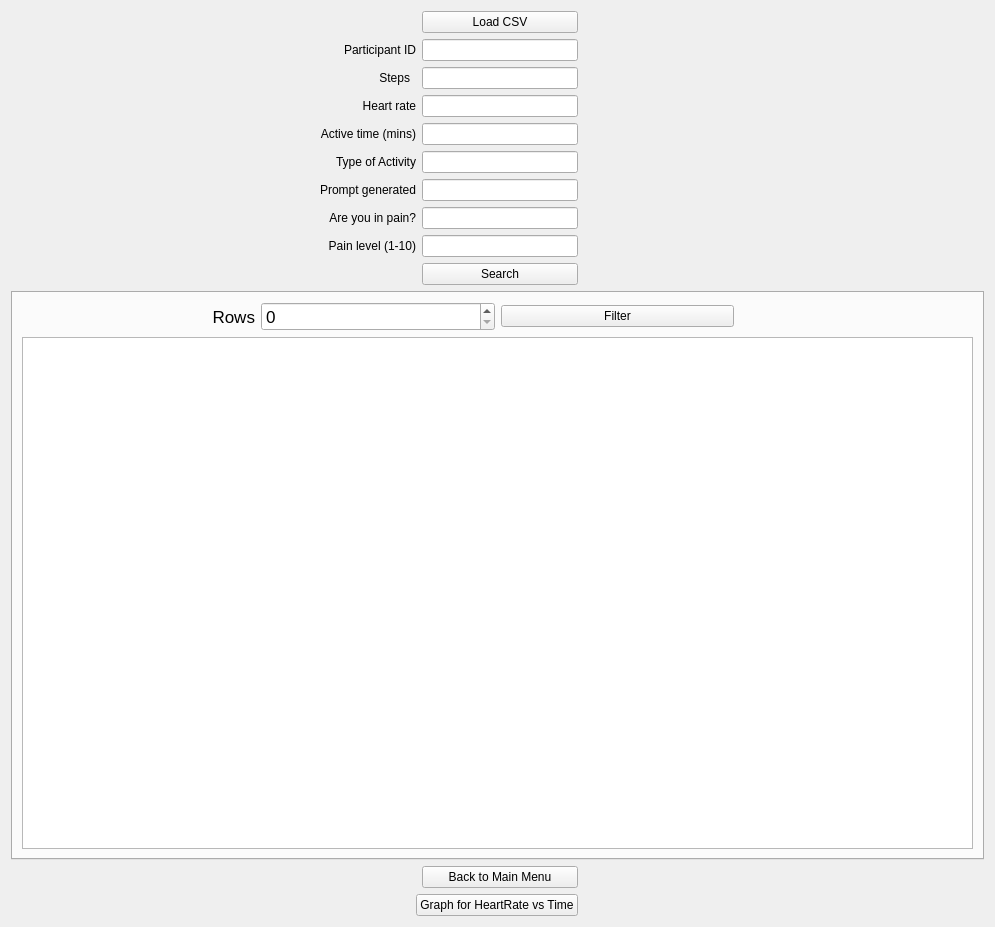
Above: PyQT/UI/DataView.ui from zakerl/Capstone_Project before the change. Below: the same form after it.
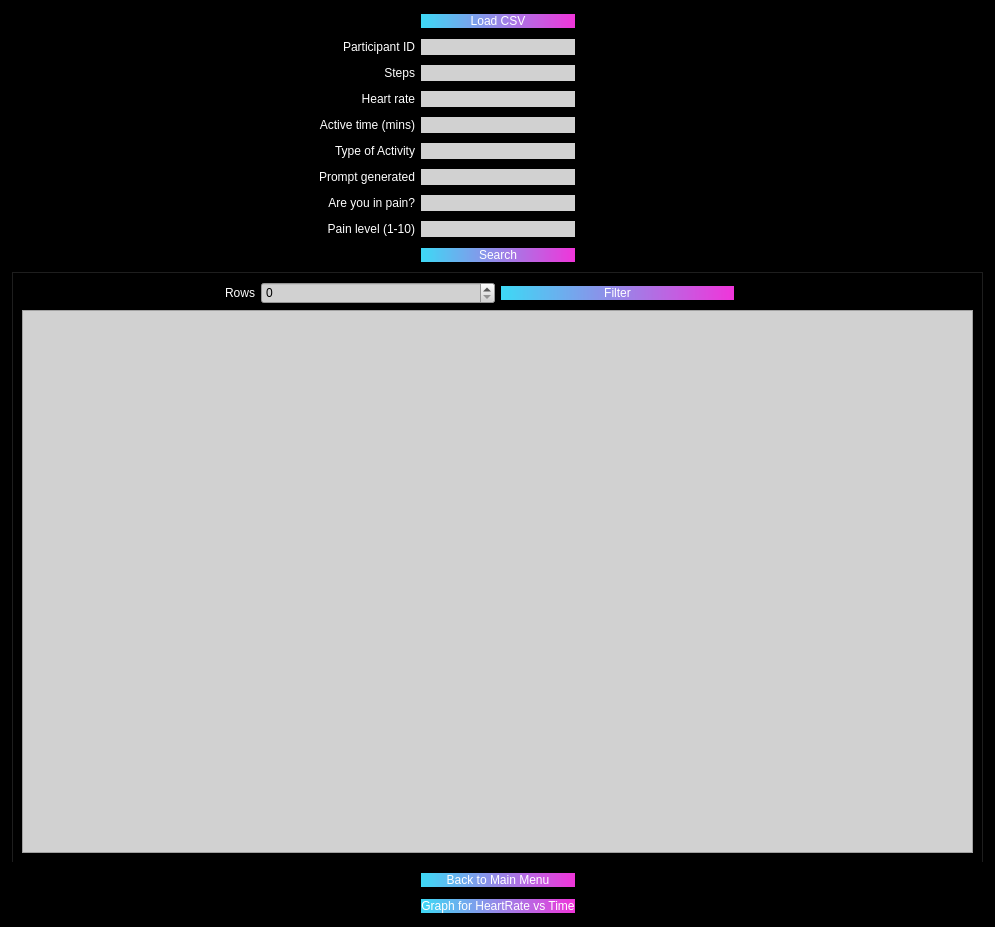
That is the form after the change.

Commit message: Dataview UI consistent

Diff of the .ui file:
```diff
--- a/PyQT/UI/DataView.ui
+++ b/PyQT/UI/DataView.ui
@@ -14,149 +14,12 @@
    <string>Data View</string>
   </property>
   <property name="styleSheet">
-   <string notr="true"/>
+   <string notr="true">background-color: rgb(0, 0, 0);</string>
   </property>
   <layout class="QGridLayout" name="gridLayout_3">
    <item row="0" column="0">
     <layout class="QGridLayout" name="gridLayout">
-     <item row="0" column="2">
-      <spacer name="horizontalSpacer_3">
-       <property name="orientation">
-        <enum>Qt::Horizontal</enum>
-       </property>
-       <property name="sizeHint" stdset="0">
-        <size>
-         <width>40</width>
-         <height>20</height>
-        </size>
-       </property>
-      </spacer>
-     </item>
-     <item row="0" column="4">
-      <widget class="QPushButton" name="LoadData">
-       <property name="text">
-        <string>Load CSV</string>
-       </property>
-      </widget>
-     </item>
-     <item row="0" column="5">
-      <spacer name="horizontalSpacer">
-       <property name="orientation">
-        <enum>Qt::Horizontal</enum>
-       </property>
-       <property name="sizeHint" stdset="0">
-        <size>
-         <width>40</width>
-         <height>20</height>
-        </size>
-       </property>
-      </spacer>
-     </item>
-     <item row="1" column="1">
-      <spacer name="horizontalSpacer_4">
-       <property name="orientation">
-        <enum>Qt::Horizontal</enum>
-       </property>
-       <property name="sizeHint" stdset="0">
-        <size>
-         <width>40</width>
-         <height>20</height>
-        </size>
-       </property>
-      </spacer>
-     </item>
-     <item row="1" column="2" colspan="2">
-      <widget class="QLabel" name="label_2">
-       <property name="text">
-        <string>Participant ID</string>
-       </property>
-       <property name="alignment">
-        <set>Qt::AlignRight|Qt::AlignTrailing|Qt::AlignVCenter</set>
-       </property>
-      </widget>
-     </item>
-     <item row="1" column="4">
-      <widget class="QLineEdit" name="IDLabel"/>
-     </item>
-     <item row="1" column="6">
-      <spacer name="horizontalSpacer_11">
-       <property name="orientation">
-        <enum>Qt::Horizontal</enum>
-       </property>
-       <property name="sizeHint" stdset="0">
-        <size>
-         <width>40</width>
-         <height>20</height>
-        </size>
-       </property>
-      </spacer>
-     </item>
-     <item row="2" column="1">
-      <spacer name="horizontalSpacer_5">
-       <property name="orientation">
-        <enum>Qt::Horizontal</enum>
-       </property>
-       <property name="sizeHint" stdset="0">
-        <size>
-         <width>40</width>
-         <height>20</height>
-        </size>
-       </property>
-      </spacer>
-     </item>
-     <item row="2" column="2">
-      <widget class="QLabel" name="label_5">
-       <property name="text">
-        <string>Steps</string>
-       </property>
-       <property name="alignment">
-        <set>Qt::AlignRight|Qt::AlignTrailing|Qt::AlignVCenter</set>
-       </property>
-      </widget>
-     </item>
-     <item row="2" column="4">
-      <widget class="QLineEdit" name="StepsLabel"/>
-     </item>
-     <item row="2" column="6">
-      <spacer name="horizontalSpacer_9">
-       <property name="orientation">
-        <enum>Qt::Horizontal</enum>
-       </property>
-       <property name="sizeHint" stdset="0">
-        <size>
-         <width>40</width>
-         <height>20</height>
-        </size>
-       </property>
-      </spacer>
-     </item>
-     <item row="3" column="1">
-      <spacer name="horizontalSpacer_6">
-       <property name="orientation">
-        <enum>Qt::Horizontal</enum>
-       </property>
-       <property name="sizeHint" stdset="0">
-        <size>
-         <width>40</width>
-         <height>20</height>
-        </size>
-       </property>
-      </spacer>
-     </item>
-     <item row="3" column="2" colspan="2">
-      <widget class="QLabel" name="label_3">
-       <property name="text">
-        <string>Heart rate</string>
-       </property>
-       <property name="alignment">
-        <set>Qt::AlignRight|Qt::AlignTrailing|Qt::AlignVCenter</set>
-       </property>
-      </widget>
-     </item>
-     <item row="3" column="4">
-      <widget class="QLineEdit" name="HeartRateLabel"/>
-     </item>
-     <item row="3" column="6">
+     <item row="3" column="5">
       <spacer name="horizontalSpacer_8">
        <property name="orientation">
         <enum>Qt::Horizontal</enum>
@@ -169,84 +32,6 @@
        </property>
       </spacer>
      </item>
-     <item row="4" column="0">
-      <spacer name="horizontalSpacer_7">
-       <property name="orientation">
-        <enum>Qt::Horizontal</enum>
-       </property>
-       <property name="sizeHint" stdset="0">
-        <size>
-         <width>40</width>
-         <height>20</height>
-        </size>
-       </property>
-      </spacer>
-     </item>
-     <item row="4" column="2" colspan="2">
-      <widget class="QLabel" name="label_4">
-       <property name="text">
-        <string>Active time (mins)</string>
-       </property>
-       <property name="alignment">
-        <set>Qt::AlignRight|Qt::AlignTrailing|Qt::AlignVCenter</set>
-       </property>
-      </widget>
-     </item>
-     <item row="4" column="4">
-      <widget class="QLineEdit" name="TimeLabel"/>
-     </item>
-     <item row="4" column="6">
-      <spacer name="horizontalSpacer_10">
-       <property name="orientation">
-        <enum>Qt::Horizontal</enum>
-       </property>
-       <property name="sizeHint" stdset="0">
-        <size>
-         <width>40</width>
-         <height>20</height>
-        </size>
-       </property>
-      </spacer>
-     </item>
-     <item row="5" column="1">
-      <spacer name="horizontalSpacer_14">
-       <property name="orientation">
-        <enum>Qt::Horizontal</enum>
-       </property>
-       <property name="sizeHint" stdset="0">
-        <size>
-         <width>40</width>
-         <height>20</height>
-        </size>
-       </property>
-      </spacer>
-     </item>
-     <item row="5" column="2" colspan="2">
-      <widget class="QLabel" name="label_6">
-       <property name="text">
-        <string>Type of Activity</string>
-       </property>
-       <property name="alignment">
-        <set>Qt::AlignRight|Qt::AlignTrailing|Qt::AlignVCenter</set>
-       </property>
-      </widget>
-     </item>
-     <item row="5" column="4">
-      <widget class="QLineEdit" name="ActivityTypeLabel"/>
-     </item>
-     <item row="5" column="6">
-      <spacer name="horizontalSpacer_15">
-       <property name="orientation">
-        <enum>Qt::Horizontal</enum>
-       </property>
-       <property name="sizeHint" stdset="0">
-        <size>
-         <width>40</width>
-         <height>20</height>
-        </size>
-       </property>
-      </spacer>
-     </item>
      <item row="6" column="0">
       <spacer name="horizontalSpacer_16">
        <property name="orientation">
@@ -260,131 +45,7 @@
        </property>
       </spacer>
      </item>
-     <item row="6" column="2" colspan="2">
-      <widget class="QLabel" name="label_7">
-       <property name="text">
-        <string>Prompt generated</string>
-       </property>
-       <property name="alignment">
-        <set>Qt::AlignRight|Qt::AlignTrailing|Qt::AlignVCenter</set>
-       </property>
-      </widget>
-     </item>
-     <item row="6" column="4">
-      <widget class="QLineEdit" name="PromptLabel"/>
-     </item>
-     <item row="6" column="6">
-      <spacer name="horizontalSpacer_17">
-       <property name="orientation">
-        <enum>Qt::Horizontal</enum>
-       </property>
-       <property name="sizeHint" stdset="0">
-        <size>
-         <width>40</width>
-         <height>20</height>
-        </size>
-       </property>
-      </spacer>
-     </item>
-     <item row="7" column="0">
-      <spacer name="horizontalSpacer_18">
-       <property name="orientation">
-        <enum>Qt::Horizontal</enum>
-       </property>
-       <property name="sizeHint" stdset="0">
-        <size>
-         <width>40</width>
-         <height>20</height>
-        </size>
-       </property>
-      </spacer>
-     </item>
-     <item row="7" column="2" colspan="2">
-      <widget class="QLabel" name="label_8">
-       <property name="text">
-        <string>Are you in pain?</string>
-       </property>
-       <property name="alignment">
-        <set>Qt::AlignRight|Qt::AlignTrailing|Qt::AlignVCenter</set>
-       </property>
-      </widget>
-     </item>
-     <item row="7" column="4">
-      <widget class="QLineEdit" name="PainLabel"/>
-     </item>
-     <item row="7" column="6">
-      <spacer name="horizontalSpacer_19">
-       <property name="orientation">
-        <enum>Qt::Horizontal</enum>
-       </property>
-       <property name="sizeHint" stdset="0">
-        <size>
-         <width>40</width>
-         <height>20</height>
-        </size>
-       </property>
-      </spacer>
-     </item>
-     <item row="8" column="0">
-      <spacer name="horizontalSpacer_20">
-       <property name="orientation">
-        <enum>Qt::Horizontal</enum>
-       </property>
-       <property name="sizeHint" stdset="0">
-        <size>
-         <width>40</width>
-         <height>20</height>
-        </size>
-       </property>
-      </spacer>
-     </item>
-     <item row="8" column="2" colspan="2">
-      <widget class="QLabel" name="label_9">
-       <property name="text">
-        <string>Pain level (1-10)</string>
-       </property>
-       <property name="alignment">
-        <set>Qt::AlignRight|Qt::AlignTrailing|Qt::AlignVCenter</set>
-       </property>
-      </widget>
-     </item>
-     <item row="8" column="4">
-      <widget class="QLineEdit" name="PainLevelLabel"/>
-     </item>
-     <item row="8" column="6">
-      <spacer name="horizontalSpacer_21">
-       <property name="orientation">
-        <enum>Qt::Horizontal</enum>
-       </property>
-       <property name="sizeHint" stdset="0">
-        <size>
-         <width>40</width>
-         <height>20</height>
-        </size>
-       </property>
-      </spacer>
-     </item>
-     <item row="9" column="2">
-      <spacer name="horizontalSpacer_12">
-       <property name="orientation">
-        <enum>Qt::Horizontal</enum>
-       </property>
-       <property name="sizeHint" stdset="0">
-        <size>
-         <width>40</width>
-         <height>20</height>
-        </size>
-       </property>
-      </spacer>
-     </item>
-     <item row="9" column="4">
-      <widget class="QPushButton" name="ButtonSearch">
-       <property name="text">
-        <string>Search</string>
-       </property>
-      </widget>
-     </item>
-     <item row="9" column="7">
+     <item row="10" column="6">
       <spacer name="horizontalSpacer_13">
        <property name="orientation">
         <enum>Qt::Horizontal</enum>
@@ -397,7 +58,46 @@
        </property>
       </spacer>
      </item>
-     <item row="10" column="0" colspan="8">
+     <item row="13" column="0">
+      <spacer name="horizontalSpacer_25">
+       <property name="orientation">
+        <enum>Qt::Horizontal</enum>
+       </property>
+       <property name="sizeHint" stdset="0">
+        <size>
+         <width>40</width>
+         <height>20</height>
+        </size>
+       </property>
+      </spacer>
+     </item>
+     <item row="0" column="2">
+      <spacer name="horizontalSpacer_3">
+       <property name="orientation">
+        <enum>Qt::Horizontal</enum>
+       </property>
+       <property name="sizeHint" stdset="0">
+        <size>
+         <width>40</width>
+         <height>20</height>
+        </size>
+       </property>
+      </spacer>
+     </item>
+     <item row="2" column="5">
+      <spacer name="horizontalSpacer_9">
+       <property name="orientation">
+        <enum>Qt::Horizontal</enum>
+       </property>
+       <property name="sizeHint" stdset="0">
+        <size>
+         <width>40</width>
+         <height>20</height>
+        </size>
+       </property>
+      </spacer>
+     </item>
+     <item row="11" column="0" colspan="7">
       <widget class="QTabWidget" name="tabWidget">
        <property name="font">
         <font>
@@ -421,11 +121,21 @@
          <string>Data</string>
         </attribute>
         <layout class="QGridLayout" name="gridLayout_2">
+         <item row="0" column="2">
+          <widget class="QSpinBox" name="spinBox">
+           <property name="styleSheet">
+            <string notr="true">background-color: rgb(209, 209, 209);</string>
+           </property>
+          </widget>
+         </item>
          <item row="0" column="1">
           <widget class="QLabel" name="label">
            <property name="layoutDirection">
             <enum>Qt::LeftToRight</enum>
            </property>
+           <property name="styleSheet">
+            <string notr="true">color: rgb(255, 255, 255)</string>
+           </property>
            <property name="text">
             <string>Rows</string>
            </property>
@@ -438,26 +148,38 @@
           <widget class="QPushButton" name="BtnDescribe">
            <property name="font">
             <font>
+             <family>Microsoft YaHei UI</family>
              <pointsize>9</pointsize>
+             <weight>50</weight>
+             <italic>false</italic>
+             <bold>false</bold>
             </font>
            </property>
+           <property name="styleSheet">
+            <string notr="true">background-color: qlineargradient(spread:pad, x1:0, y1:0, x2:1, y2:0, stop:0 rgba(61, 217, 245, 255), stop:1 rgba(240, 53, 218, 255));
+font: 9pt &quot;Microsoft YaHei UI&quot;;
+color: rgb(255, 255, 255);
+border-style: solid;
+border-radius: 15px;</string>
+           </property>
            <property name="text">
             <string>Filter</string>
            </property>
           </widget>
          </item>
-         <item row="0" column="2">
-          <widget class="QSpinBox" name="spinBox"/>
-         </item>
          <item row="2" column="1" colspan="4">
-          <widget class="QTableWidget" name="tableWidget"/>
+          <widget class="QTableWidget" name="tableWidget">
+           <property name="styleSheet">
+            <string notr="true">background-color: rgb(209, 209, 209);</string>
+           </property>
+          </widget>
          </item>
         </layout>
        </widget>
       </widget>
      </item>
-     <item row="11" column="0">
-      <spacer name="horizontalSpacer_23">
+     <item row="7" column="0">
+      <spacer name="horizontalSpacer_18">
        <property name="orientation">
         <enum>Qt::Horizontal</enum>
        </property>
@@ -469,14 +191,273 @@
        </property>
       </spacer>
      </item>
-     <item row="11" column="4">
+     <item row="2" column="2">
+      <widget class="QLabel" name="label_5">
+       <property name="styleSheet">
+        <string notr="true">color: rgb(255, 255, 255);</string>
+       </property>
+       <property name="text">
+        <string>Steps</string>
+       </property>
+       <property name="alignment">
+        <set>Qt::AlignRight|Qt::AlignTrailing|Qt::AlignVCenter</set>
+       </property>
+      </widget>
+     </item>
+     <item row="5" column="2">
+      <widget class="QLabel" name="label_6">
+       <property name="styleSheet">
+        <string notr="true">color: rgb(255, 255, 255);</string>
+       </property>
+       <property name="text">
+        <string>Type of Activity</string>
+       </property>
+       <property name="alignment">
+        <set>Qt::AlignRight|Qt::AlignTrailing|Qt::AlignVCenter</set>
+       </property>
+      </widget>
+     </item>
+     <item row="6" column="5">
+      <spacer name="horizontalSpacer_17">
+       <property name="orientation">
+        <enum>Qt::Horizontal</enum>
+       </property>
+       <property name="sizeHint" stdset="0">
+        <size>
+         <width>40</width>
+         <height>20</height>
+        </size>
+       </property>
+      </spacer>
+     </item>
+     <item row="6" column="2">
+      <widget class="QLabel" name="label_7">
+       <property name="styleSheet">
+        <string notr="true">color: rgb(255, 255, 255);</string>
+       </property>
+       <property name="text">
+        <string>Prompt generated</string>
+       </property>
+       <property name="alignment">
+        <set>Qt::AlignRight|Qt::AlignTrailing|Qt::AlignVCenter</set>
+       </property>
+      </widget>
+     </item>
+     <item row="1" column="5">
+      <spacer name="horizontalSpacer_11">
+       <property name="orientation">
+        <enum>Qt::Horizontal</enum>
+       </property>
+       <property name="sizeHint" stdset="0">
+        <size>
+         <width>40</width>
+         <height>20</height>
+        </size>
+       </property>
+      </spacer>
+     </item>
+     <item row="4" column="2">
+      <widget class="QLabel" name="label_4">
+       <property name="styleSheet">
+        <string notr="true">color: rgb(255, 255, 255);</string>
+       </property>
+       <property name="text">
+        <string>Active time (mins)</string>
+       </property>
+       <property name="alignment">
+        <set>Qt::AlignRight|Qt::AlignTrailing|Qt::AlignVCenter</set>
+       </property>
+      </widget>
+     </item>
+     <item row="9" column="3">
+      <widget class="QLineEdit" name="PainLevelLabel">
+       <property name="styleSheet">
+        <string notr="true">background-color: rgb(209, 209, 209);
+border-radius: 11px;</string>
+       </property>
+      </widget>
+     </item>
+     <item row="4" column="0">
+      <spacer name="horizontalSpacer_7">
+       <property name="orientation">
+        <enum>Qt::Horizontal</enum>
+       </property>
+       <property name="sizeHint" stdset="0">
+        <size>
+         <width>40</width>
+         <height>20</height>
+        </size>
+       </property>
+      </spacer>
+     </item>
+     <item row="13" column="3">
+      <widget class="QPushButton" name="HeartGraph">
+       <property name="styleSheet">
+        <string notr="true">background-color: qlineargradient(spread:pad, x1:0, y1:0, x2:1, y2:0, stop:0 rgba(61, 217, 245, 255), stop:1 rgba(240, 53, 218, 255));
+font: 9pt &quot;Microsoft YaHei UI&quot;;
+color: rgb(255, 255, 255);
+border-style: solid;
+border-radius: 15px;</string>
+       </property>
+       <property name="text">
+        <string>Graph for HeartRate vs Time</string>
+       </property>
+      </widget>
+     </item>
+     <item row="4" column="5">
+      <spacer name="horizontalSpacer_10">
+       <property name="orientation">
+        <enum>Qt::Horizontal</enum>
+       </property>
+       <property name="sizeHint" stdset="0">
+        <size>
+         <width>40</width>
+         <height>20</height>
+        </size>
+       </property>
+      </spacer>
+     </item>
+     <item row="9" column="2">
+      <widget class="QLabel" name="label_9">
+       <property name="styleSheet">
+        <string notr="true">color: rgb(255, 255, 255);</string>
+       </property>
+       <property name="text">
+        <string>Pain level (1-10)</string>
+       </property>
+       <property name="alignment">
+        <set>Qt::AlignRight|Qt::AlignTrailing|Qt::AlignVCenter</set>
+       </property>
+      </widget>
+     </item>
+     <item row="1" column="2">
+      <widget class="QLabel" name="label_2">
+       <property name="styleSheet">
+        <string notr="true">color: rgb(255, 255, 255);</string>
+       </property>
+       <property name="text">
+        <string>Participant ID</string>
+       </property>
+       <property name="alignment">
+        <set>Qt::AlignRight|Qt::AlignTrailing|Qt::AlignVCenter</set>
+       </property>
+      </widget>
+     </item>
+     <item row="4" column="3">
+      <widget class="QLineEdit" name="TimeLabel">
+       <property name="styleSheet">
+        <string notr="true">background-color: rgb(209, 209, 209);
+border-radius: 11px;</string>
+       </property>
+      </widget>
+     </item>
+     <item row="3" column="1">
+      <spacer name="horizontalSpacer_6">
+       <property name="orientation">
+        <enum>Qt::Horizontal</enum>
+       </property>
+       <property name="sizeHint" stdset="0">
+        <size>
+         <width>40</width>
+         <height>20</height>
+        </size>
+       </property>
+      </spacer>
+     </item>
+     <item row="10" column="2">
+      <spacer name="horizontalSpacer_12">
+       <property name="orientation">
+        <enum>Qt::Horizontal</enum>
+       </property>
+       <property name="sizeHint" stdset="0">
+        <size>
+         <width>40</width>
+         <height>20</height>
+        </size>
+       </property>
+      </spacer>
+     </item>
+     <item row="5" column="5">
+      <spacer name="horizontalSpacer_15">
+       <property name="orientation">
+        <enum>Qt::Horizontal</enum>
+       </property>
+       <property name="sizeHint" stdset="0">
+        <size>
+         <width>40</width>
+         <height>20</height>
+        </size>
+       </property>
+      </spacer>
+     </item>
+     <item row="13" column="5">
+      <spacer name="horizontalSpacer_24">
+       <property name="orientation">
+        <enum>Qt::Horizontal</enum>
+       </property>
+       <property name="sizeHint" stdset="0">
+        <size>
+         <width>40</width>
+         <height>20</height>
+        </size>
+       </property>
+      </spacer>
+     </item>
+     <item row="9" column="5">
+      <spacer name="horizontalSpacer_21">
+       <property name="orientation">
+        <enum>Qt::Horizontal</enum>
+       </property>
+       <property name="sizeHint" stdset="0">
+        <size>
+         <width>40</width>
+         <height>20</height>
+        </size>
+       </property>
+      </spacer>
+     </item>
+     <item row="12" column="3">
       <widget class="QPushButton" name="MainMenu">
+       <property name="styleSheet">
+        <string notr="true">background-color: qlineargradient(spread:pad, x1:0, y1:0, x2:1, y2:0, stop:0 rgba(61, 217, 245, 255), stop:1 rgba(240, 53, 218, 255));
+font: 9pt &quot;Microsoft YaHei UI&quot;;
+color: rgb(255, 255, 255);
+border-style: solid;
+border-radius: 15px;</string>
+       </property>
        <property name="text">
         <string>Back to Main Menu</string>
        </property>
       </widget>
      </item>
-     <item row="11" column="6">
+     <item row="5" column="1">
+      <spacer name="horizontalSpacer_14">
+       <property name="orientation">
+        <enum>Qt::Horizontal</enum>
+       </property>
+       <property name="sizeHint" stdset="0">
+        <size>
+         <width>40</width>
+         <height>20</height>
+        </size>
+       </property>
+      </spacer>
+     </item>
+     <item row="10" column="3">
+      <widget class="QPushButton" name="ButtonSearch">
+       <property name="styleSheet">
+        <string notr="true">background-color: qlineargradient(spread:pad, x1:0, y1:0, x2:1, y2:0, stop:0 rgba(61, 217, 245, 255), stop:1 rgba(240, 53, 218, 255));
+font: 9pt &quot;Microsoft YaHei UI&quot;;
+color: rgb(255, 255, 255);
+border-style: solid;
+border-radius: 15px;</string>
+       </property>
+       <property name="text">
+        <string>Search</string>
+       </property>
+      </widget>
+     </item>
+     <item row="12" column="5">
       <spacer name="horizontalSpacer_22">
        <property name="orientation">
         <enum>Qt::Horizontal</enum>
@@ -490,7 +471,7 @@
       </spacer>
      </item>
      <item row="12" column="0">
-      <spacer name="horizontalSpacer_25">
+      <spacer name="horizontalSpacer_23">
        <property name="orientation">
         <enum>Qt::Horizontal</enum>
        </property>
@@ -502,15 +483,43 @@
        </property>
       </spacer>
      </item>
-     <item row="12" column="3" colspan="2">
-      <widget class="QPushButton" name="HeartGraph">
+     <item row="7" column="5">
+      <spacer name="horizontalSpacer_19">
+       <property name="orientation">
+        <enum>Qt::Horizontal</enum>
+       </property>
+       <property name="sizeHint" stdset="0">
+        <size>
+         <width>40</width>
+         <height>20</height>
+        </size>
+       </property>
+      </spacer>
+     </item>
+     <item row="0" column="3">
+      <widget class="QPushButton" name="LoadData">
+       <property name="styleSheet">
+        <string notr="true">background-color: qlineargradient(spread:pad, x1:0, y1:0, x2:1, y2:0, stop:0 rgba(61, 217, 245, 255), stop:1 rgba(240, 53, 218, 255));
+font: 9pt &quot;Microsoft YaHei UI&quot;;
+color: rgb(255, 255, 255);
+border-style: solid;
+border-radius: 15px;</string>
+       </property>
        <property name="text">
-        <string>Graph for HeartRate vs Time</string>
+        <string>Load CSV</string>
        </property>
       </widget>
      </item>
-     <item row="12" column="6">
-      <spacer name="horizontalSpacer_24">
+     <item row="5" column="3">
+      <widget class="QLineEdit" name="ActivityTypeLabel">
+       <property name="styleSheet">
+        <string notr="true">background-color: rgb(209, 209, 209);
+border-radius: 11px;</string>
+       </property>
+      </widget>
+     </item>
+     <item row="9" column="0">
+      <spacer name="horizontalSpacer_20">
        <property name="orientation">
         <enum>Qt::Horizontal</enum>
        </property>
@@ -522,6 +531,111 @@
        </property>
       </spacer>
      </item>
+     <item row="6" column="3">
+      <widget class="QLineEdit" name="PromptLabel">
+       <property name="styleSheet">
+        <string notr="true">background-color: rgb(209, 209, 209);
+border-radius: 11px;</string>
+       </property>
+      </widget>
+     </item>
+     <item row="2" column="1">
+      <spacer name="horizontalSpacer_5">
+       <property name="orientation">
+        <enum>Qt::Horizontal</enum>
+       </property>
+       <property name="sizeHint" stdset="0">
+        <size>
+         <width>40</width>
+         <height>20</height>
+        </size>
+       </property>
+      </spacer>
+     </item>
+     <item row="2" column="3">
+      <widget class="QLineEdit" name="StepsLabel">
+       <property name="styleSheet">
+        <string notr="true">background-color: rgb(209, 209, 209);
+border-radius: 11px;</string>
+       </property>
+      </widget>
+     </item>
+     <item row="1" column="1">
+      <spacer name="horizontalSpacer_4">
+       <property name="orientation">
+        <enum>Qt::Horizontal</enum>
+       </property>
+       <property name="sizeHint" stdset="0">
+        <size>
+         <width>40</width>
+         <height>20</height>
+        </size>
+       </property>
+      </spacer>
+     </item>
+     <item row="3" column="2">
+      <widget class="QLabel" name="label_3">
+       <property name="styleSheet">
+        <string notr="true">color: rgb(255, 255, 255);</string>
+       </property>
+       <property name="text">
+        <string>Heart rate</string>
+       </property>
+       <property name="alignment">
+        <set>Qt::AlignRight|Qt::AlignTrailing|Qt::AlignVCenter</set>
+       </property>
+      </widget>
+     </item>
+     <item row="3" column="3">
+      <widget class="QLineEdit" name="HeartRateLabel">
+       <property name="styleSheet">
+        <string notr="true">background-color: rgb(209, 209, 209);
+border-radius: 11px;</string>
+       </property>
+      </widget>
+     </item>
+     <item row="7" column="2">
+      <widget class="QLabel" name="label_8">
+       <property name="styleSheet">
+        <string notr="true">color: rgb(255, 255, 255);</string>
+       </property>
+       <property name="text">
+        <string>Are you in pain?</string>
+       </property>
+       <property name="alignment">
+        <set>Qt::AlignRight|Qt::AlignTrailing|Qt::AlignVCenter</set>
+       </property>
+      </widget>
+     </item>
+     <item row="0" column="4">
+      <spacer name="horizontalSpacer">
+       <property name="orientation">
+        <enum>Qt::Horizontal</enum>
+       </property>
+       <property name="sizeHint" stdset="0">
+        <size>
+         <width>40</width>
+         <height>20</height>
+        </size>
+       </property>
+      </spacer>
+     </item>
+     <item row="1" column="3">
+      <widget class="QLineEdit" name="IDLabel">
+       <property name="styleSheet">
+        <string notr="true">background-color: rgb(209, 209, 209);
+border-radius: 11px;</string>
+       </property>
+      </widget>
+     </item>
+     <item row="7" column="3">
+      <widget class="QLineEdit" name="PainLabel">
+       <property name="styleSheet">
+        <string notr="true">background-color: rgb(209, 209, 209);
+border-radius: 11px;</string>
+       </property>
+      </widget>
+     </item>
     </layout>
    </item>
   </layout>
```
The commit also changes 4 other files.
